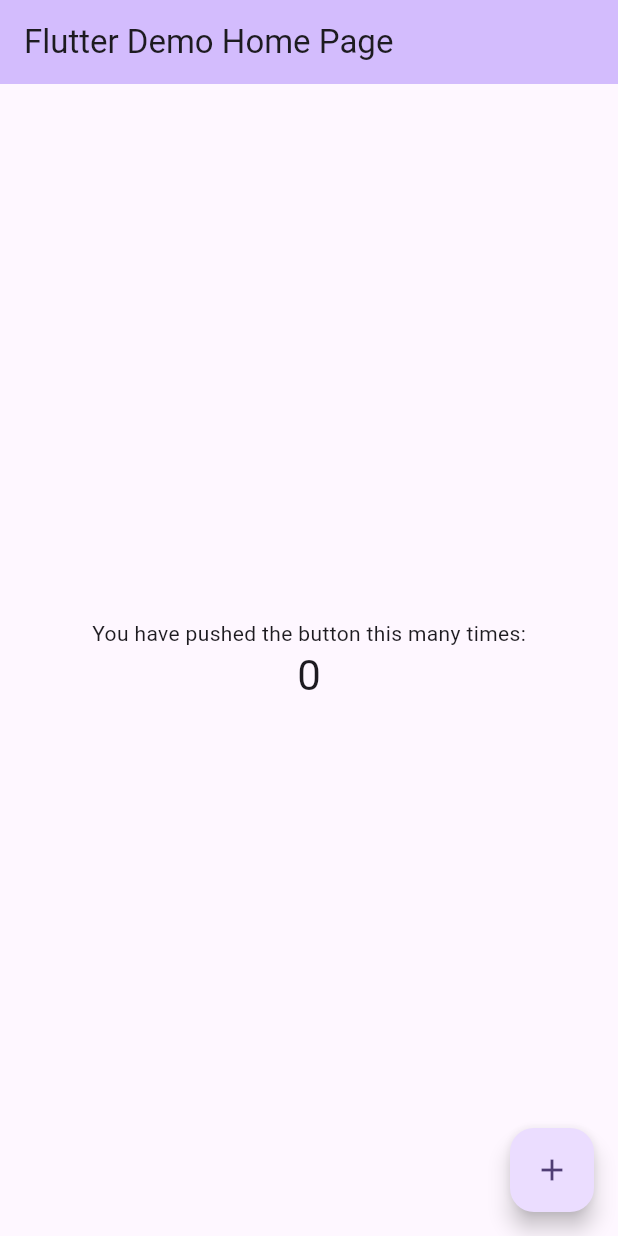
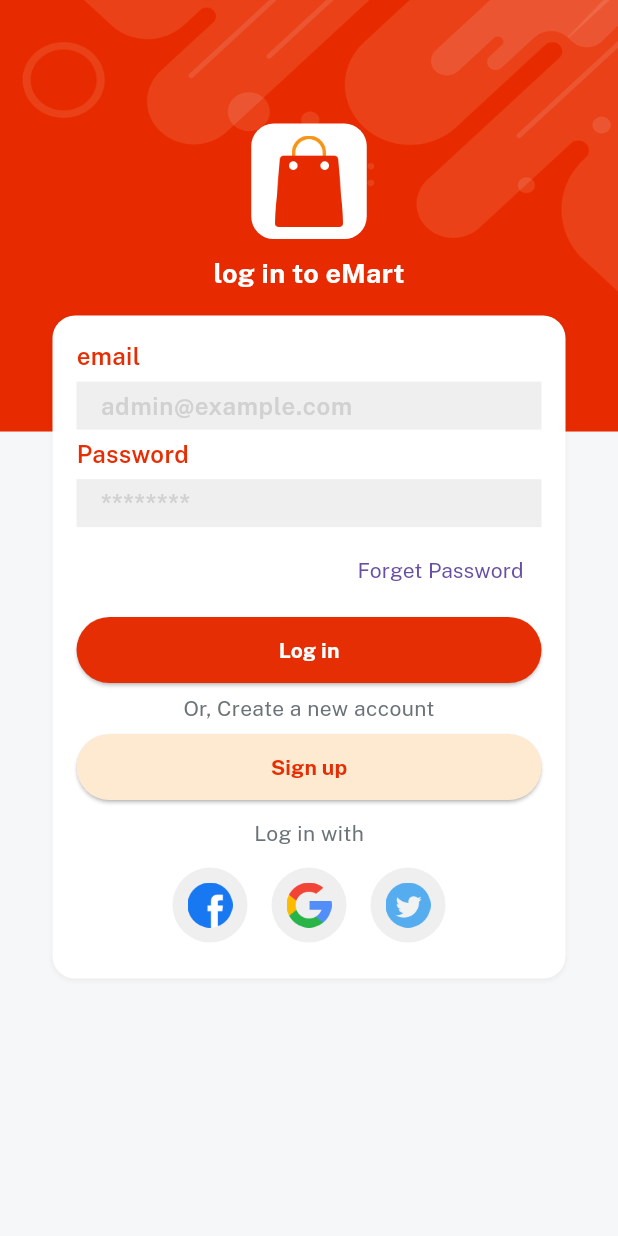
Before and after one commit to swagatapal/e_commerce_app, a Flutter app: the screen it shows after launch, on a phone screen of 412 x 824 dp. Run offline on Flutter 3.47's test engine with Material 3 defaults, Android fonts, the phone set to English and light mode, and no system bars; our stand-ins replace get, velocity_x.

Commit message:
signup, login screen with bottom navigation bar in home

```diff
--- /dev/null
+++ b/lib/Controllers/home_controller.dart
@@ -0,0 +1,5 @@
+import 'package:get/get.dart';
+
+class HomeController extends GetxController{
+  var currentNavIndex = 0.obs;
+}
--- /dev/null
+++ b/lib/Widget_Common/appLogo_Widget.dart
@@ -0,0 +1,6 @@
+import 'package:e_commerce_app/consts/consts.dart';
+import 'package:flutter/material.dart';
+
+Widget applogoWidget(){
+  return Image.asset(icAppLogo).box.white.size(77, 77).padding(EdgeInsets.all(8.0)).rounded.make();
+}
--- /dev/null
+++ b/lib/Widget_Common/bg_widget.dart
@@ -0,0 +1,16 @@
+
+
+import 'package:e_commerce_app/consts/consts.dart';
+import 'package:flutter/cupertino.dart';
+
+Widget bgWidget({Widget ? child}){
+  return Container(
+    decoration: BoxDecoration(
+      image: DecorationImage(
+        image: AssetImage(imgBackground),
+        fit: BoxFit.fill,
+      )
+    ),
+    child: child,
+  );
+}
--- /dev/null
+++ b/lib/Widget_Common/customTextField_widget.dart
@@ -0,0 +1,33 @@
+import 'package:e_commerce_app/consts/consts.dart';
+import 'package:flutter/cupertino.dart';
+import 'package:flutter/material.dart';
+
+Widget customTextField({String? title, String? hint, controller}){
+  return Column(
+    crossAxisAlignment: CrossAxisAlignment.start,
+    children: [
+      title!.text.color(redColor).fontFamily(semibold).size(16).make(),
+      5.heightBox,
+      TextFormField(
+        decoration: InputDecoration(
+          hintStyle: TextStyle(
+            fontFamily: semibold,
+            color: textfieldGrey,
+          ),
+          hintText: hint,
+          isDense: true,
+          fillColor: lightGrey,
+          filled: true,
+          border: InputBorder.none,
+          focusedBorder: OutlineInputBorder(
+            borderSide: BorderSide(
+              color: redColor,
+            )
+          ),
+        ),
+      ),
+      5.heightBox,
+    ],
+  );
+
+}
--- /dev/null
+++ b/lib/Widget_Common/ourButton_widget.dart
@@ -0,0 +1,23 @@
+
+
+import 'package:e_commerce_app/consts/consts.dart';
+import 'package:flutter/cupertino.dart';
+import 'package:flutter/material.dart';
+
+Widget ourButton({onPress, color, textColor,title}){
+  return ElevatedButton(
+    style: ElevatedButton.styleFrom(
+      primary: color,
+      padding: const EdgeInsets.all(12),
+    ),
+      onPressed: onPress,
+      child: Text(
+        title,
+        style: TextStyle(
+          color: textColor,
+          fontFamily: bold,
+
+        ),
+      ),
+  );
+}
--- a/lib/consts/colors.dart
+++ b/lib/consts/colors.dart
@@ -7,3 +7,4 @@ const Color whiteColor = Color.fromRGBO(255, 255, 255, 1);
 const Color lightGrey = Color.fromRGBO(239, 239, 239, 1);
 const Color redColor = Color.fromRGBO(230, 46, 4, 1);
 const Color golden = Color.fromRGBO(255, 168, 0, 1);
+const Color lightGolden = Color(0xFFFEEAD1);
--- /dev/null
+++ b/lib/consts/list.dart
@@ -0,0 +1,7 @@
+import 'package:e_commerce_app/consts/consts.dart';
+
+const socialIconList = [
+  icFacebookLogo,
+  icGoogleLogo,
+  icTwitterLogo,
+];
--- a/lib/consts/strings.dart
+++ b/lib/consts/strings.dart
@@ -1,3 +1,21 @@
 const appname = "eMart";
 const appversion = "Version 1.0.0";
-const credits = "@Baaba Devs";
+const credits = "@Swagata Pal";
+const email = "email";
+const emailHint = "admin@example.com";
+const password = "Password";
+const retypePassword = "ReType Password";
+const name = "Name";
+const nameHint = "Swagata Pal";
+const passwordHint = "********";
+const forgetPass = "Forget Password";
+const login = "Log in";
+const signup = "Sign up";
+const createNewAccount = "Or, Create a new account";
+const loginWith = "Log in with";
+const privacyPolicy = "Privacy Policy";
+const termAndCond = "Terms and Conditions";
+const allreadyHaveAccount = "Allready Have an account ? ";
+
+
+const home = "Home", categories = "Categories", cart = "Cart", account = "Account";
--- a/lib/main.dart
+++ b/lib/main.dart
@@ -1,4 +1,7 @@
+import 'package:e_commerce_app/consts/consts.dart';
+import 'package:e_commerce_app/views/splash_screen/splashScreen.dart';
 import 'package:flutter/material.dart';
+import 'package:get/get_navigation/src/root/get_material_app.dart';
 
 void main() {
   runApp(const MyApp());
@@ -10,116 +13,16 @@ class MyApp extends StatelessWidget {
   // This widget is the root of your application.
   @override
   Widget build(BuildContext context) {
-    return MaterialApp(
+    return GetMaterialApp(
+      debugShowCheckedModeBanner: false,
       title: 'Flutter Demo',
       theme: ThemeData(
-        // This is the theme of your application.
-        //
-        // TRY THIS: Try running your application with "flutter run". You'll see
-        // the application has a purple toolbar. Then, without quitting the app,
-        // try changing the seedColor in the colorScheme below to Colors.green
-        // and then invoke "hot reload" (save your changes or press the "hot
-        // reload" button in a Flutter-supported IDE, or press "r" if you used
-        // the command line to start the app).
-        //
-        // Notice that the counter didn't reset back to zero; the application
-        // state is not lost during the reload. To reset the state, use hot
-        // restart instead.
-        //
-        // This works for code too, not just values: Most code changes can be
-        // tested with just a hot reload.
-        colorScheme: ColorScheme.fromSeed(seedColor: Colors.deepPurple),
-        useMaterial3: true,
+        scaffoldBackgroundColor: Colors.transparent,
+        appBarTheme: const AppBarTheme(backgroundColor: Colors.transparent),
+        fontFamily: regular,
       ),
-      home: const MyHomePage(title: 'Flutter Demo Home Page'),
+      home: SplashScreen(),
+
     );
   }
 }
-
-class MyHomePage extends StatefulWidget {
-  const MyHomePage({super.key, required this.title});
-
-  // This widget is the home page of your application. It is stateful, meaning
-  // that it has a State object (defined below) that contains fields that affect
-  // how it looks.
-
-  // This class is the configuration for the state. It holds the values (in this
-  // case the title) provided by the parent (in this case the App widget) and
-  // used by the build method of the State. Fields in a Widget subclass are
-  // always marked "final".
-
-  final String title;
-
-  @override
-  State<MyHomePage> createState() => _MyHomePageState();
-}
-
-class _MyHomePageState extends State<MyHomePage> {
-  int _counter = 0;
-
-  void _incrementCounter() {
-    setState(() {
-      // This call to setState tells the Flutter framework that something has
-      // changed in this State, which causes it to rerun the build method below
-      // so that the display can reflect the updated values. If we changed
-      // _counter without calling setState(), then the build method would not be
-      // called again, and so nothing would appear to happen.
-      _counter++;
-    });
-  }
-
-  @override
-  Widget build(BuildContext context) {
-    // This method is rerun every time setState is called, for instance as done
-    // by the _incrementCounter method above.
-    //
-    // The Flutter framework has been optimized to make rerunning build methods
-    // fast, so that you can just rebuild anything that needs updating rather
-    // than having to individually change instances of widgets.
-    return Scaffold(
-      appBar: AppBar(
-        // TRY THIS: Try changing the color here to a specific color (to
-        // Colors.amber, perhaps?) and trigger a hot reload to see the AppBar
-        // change color while the other colors stay the same.
-        backgroundColor: Theme.of(context).colorScheme.inversePrimary,
-        // Here we take the value from the MyHomePage object that was created by
-        // the App.build method, and use it to set our appbar title.
-        title: Text(widget.title),
-      ),
-      body: Center(
-        // Center is a layout widget. It takes a single child and positions it
-        // in the middle of the parent.
-        child: Column(
-          // Column is also a layout widget. It takes a list of children and
-          // arranges them vertically. By default, it sizes itself to fit its
-          // children horizontally, and tries to be as tall as its parent.
-          //
-          // Column has various properties to control how it sizes itself and
-          // how it positions its children. Here we use mainAxisAlignment to
-          // center the children vertically; the main axis here is the vertical
-          // axis because Columns are vertical (the cross axis would be
-          // horizontal).
-          //
-          // TRY THIS: Invoke "debug painting" (choose the "Toggle Debug Paint"
-          // action in the IDE, or press "p" in the console), to see the
-          // wireframe for each widget.
-          mainAxisAlignment: MainAxisAlignment.center,
-          children: <Widget>[
-            const Text(
-              'You have pushed the button this many times:',
-            ),
-            Text(
-              '$_counter',
-              style: Theme.of(context).textTheme.headlineMedium,
-            ),
-          ],
-        ),
-      ),
-      floatingActionButton: FloatingActionButton(
-        onPressed: _incrementCounter,
-        tooltip: 'Increment',
-        child: const Icon(Icons.add),
-      ), // This trailing comma makes auto-formatting nicer for build methods.
-    );
-  }
-}
--- /dev/null
+++ b/lib/views/auth_screen/login_screen.dart
@@ -0,0 +1,76 @@
+import 'package:e_commerce_app/Widget_Common/appLogo_Widget.dart';
+import 'package:e_commerce_app/Widget_Common/bg_widget.dart';
+import 'package:e_commerce_app/Widget_Common/customTextField_widget.dart';
+import 'package:e_commerce_app/Widget_Common/ourButton_widget.dart';
+import 'package:e_commerce_app/consts/consts.dart';
+import 'package:e_commerce_app/consts/list.dart';
+import 'package:e_commerce_app/views/Home_Screen/home_screen.dart';
+import 'package:e_commerce_app/views/auth_screen/signup_screen.dart';
+import 'package:flutter/material.dart';
+import 'package:get/get.dart';
+import 'package:get/get_core/src/get_main.dart';
+
+class LoginScreen extends StatelessWidget {
+  const LoginScreen({super.key});
+
+  @override
+  Widget build(BuildContext context) {
+    return bgWidget(child: Scaffold(
+      resizeToAvoidBottomInset: false,
+      body: Center(
+        child: Column(
+          children: [
+            (context.screenHeight*0.1).heightBox,
+            applogoWidget(),
+            10.heightBox,
+            "log in to $appname".text.fontFamily(bold).white.size(18).make(),
+            15.heightBox,
+            Column(
+              children: [
+                customTextField(hint: emailHint, title: email),
+                customTextField(hint: passwordHint, title: password),
+                Align(
+                  alignment: Alignment.centerRight,
+                    child: TextButton(onPressed: (){}, child: forgetPass.text.make())
+                ),
+                5.heightBox,
+                ourButton(color: redColor, title: login, textColor: whiteColor, onPress: (){
+                  Get.to(()=>HomeScreen());
+                })
+                .box.width(context.screenWidth - 50).make(),
+                5.heightBox,
+                createNewAccount.text.color(fontGrey).make(),
+                5.heightBox,
+                ourButton(color: lightGolden, title: signup, textColor: redColor, onPress: (){
+                  Get.to(()=>SignupScreen());
+                })
+                    .box.width(context.screenWidth - 50).make(),
+                10.heightBox,
+                loginWith.text.color(fontGrey).make(),
+                5.heightBox,
+                Row(
+                  mainAxisAlignment: MainAxisAlignment.center,
+                  children: List.generate(3, (index) => Padding(
+                    padding: const EdgeInsets.all(8.0),
+                    child: CircleAvatar(
+                      backgroundColor: lightGrey,
+                      radius: 25,
+                        child: Image.asset(socialIconList[index],
+                        width: 30,),
+                      ),
+                  ))
+                ),
+
+
+              ]
+            ).box.white.rounded.padding(const EdgeInsets.all(16)).width(context.screenWidth-70).shadowSm.make(),
+
+
+
+          ],
+        ),
+      ),
+
+    ));
+  }
+}
--- a/pubspec.yaml
+++ b/pubspec.yaml
@@ -35,6 +35,7 @@ dependencies:
   # The following adds the Cupertino Icons font to your application.
   # Use with the CupertinoIcons class for iOS style icons.
   cupertino_icons: ^1.0.2
+  get: ^4.6.6
 
 dev_dependencies:
   flutter_test:
```
Also changed, not shown: lib/views/Home_Screen/home_screen.dart (added, +56 -0 lines), lib/views/auth_screen/signup_screen.dart (added, +109 -0 lines), lib/views/splash_screen/splashScreen.dart (added, +57 -0 lines), pubspec.lock.
